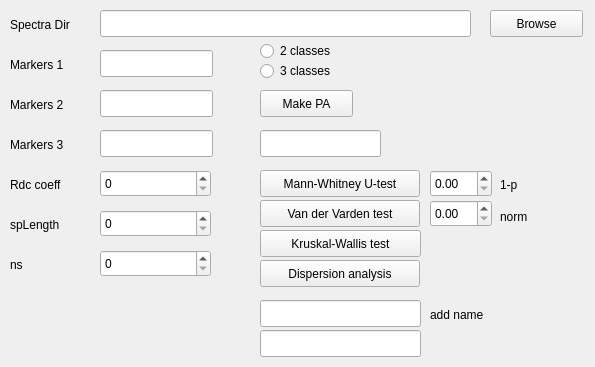
This is makepa.ui in ArtfulVampire/SecondGUIrepo as Qt 5 draws it before an edit. The edited form follows.
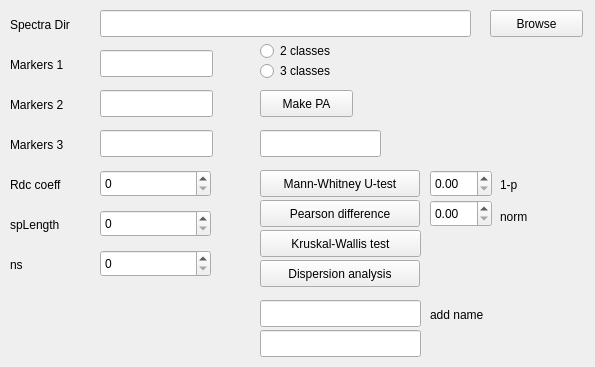
This is the edited form.

The edit to the form file:
```diff
--- a/makepa.ui
+++ b/makepa.ui
@@ -226,7 +226,7 @@
     </rect>
    </property>
    <property name="text">
-    <string>Van der Varden test</string>
+    <string>Pearson difference</string>
    </property>
   </widget>
   <widget class="QDoubleSpinBox" name="alphaSpinBox">
```
